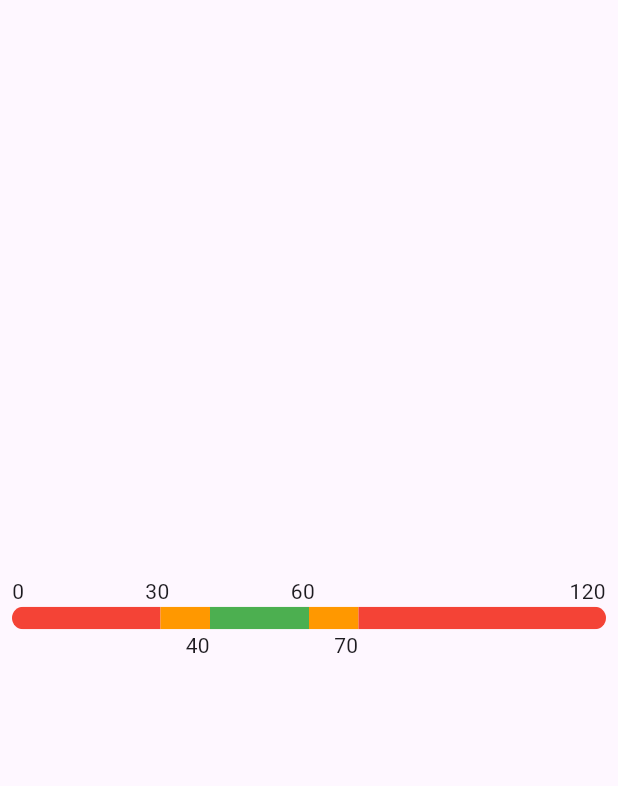
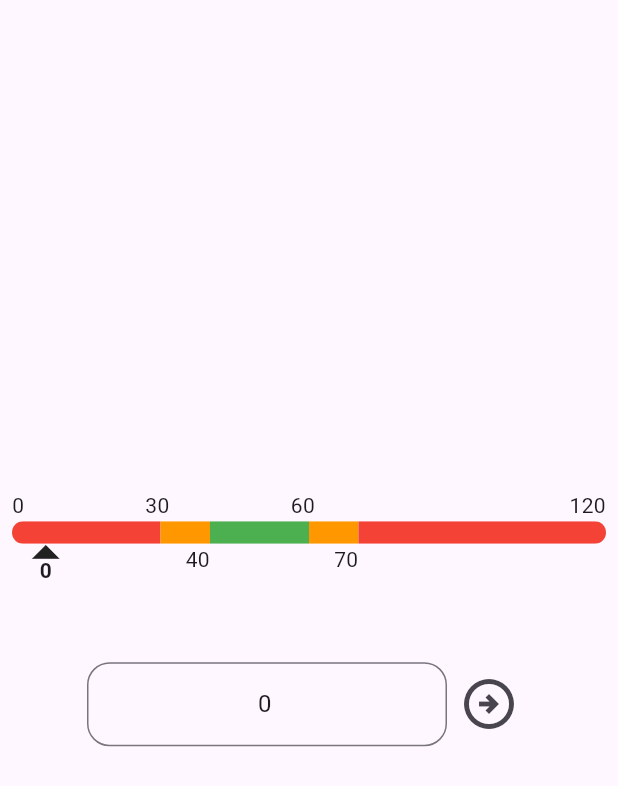
Before and after one commit to Omegaviv/new_docs, a Flutter app: the screen it shows after launch, on a phone screen of 412 x 824 dp. Shown: the top 786 px of the screen. Run offline on Flutter 3.47's test engine with Material 3 defaults, Android fonts, the light colour scheme and no system bars; our stand-ins replace get.

Commit message:
bar pointer added

```diff
--- /dev/null
+++ b/lib/controller/bar_pointer_controller.dart
@@ -0,0 +1,17 @@
+import 'package:flutter/material.dart';
+import 'package:get/state_manager.dart';
+
+class BarPointerCont extends GetxController {
+  final RxInt _value = 0.obs;
+
+  TextEditingController textEditingController =
+      TextEditingController(text: '0');
+
+  final formFieldKey = GlobalKey<FormFieldState>();
+
+  int get getValue => _value.value;
+
+  void updatePointer(int data) {
+    _value.value = data;
+  }
+}
--- a/lib/main.dart
+++ b/lib/main.dart
@@ -1,4 +1,5 @@
 import 'package:flutter/material.dart';
+import 'package:get/get_navigation/src/root/get_material_app.dart';
 import 'package:neo_docs_task/constants.dart';
 import 'package:neo_docs_task/pages/main_screen.dart';
 
@@ -11,14 +12,12 @@ class MyApp extends StatelessWidget {
 
   @override
   Widget build(BuildContext context) {
-    return MaterialApp(
+    return const GetMaterialApp(
       title: 'NeoDocs Task',
       debugShowCheckedModeBanner: false,
-      theme: ThemeData(
-        colorScheme: ColorScheme.fromSeed(seedColor: Colors.deepPurple),
-        useMaterial3: true,
+      home: MainScreen(
+        values: Constants.values,
       ),
-      home: const MainScreen(values: Constants.values,),
     );
   }
 }
--- a/lib/pages/main_screen.dart
+++ b/lib/pages/main_screen.dart
@@ -1,6 +1,10 @@
 import 'package:flutter/material.dart';
+import 'package:get/get.dart';
+import 'package:neo_docs_task/controller/bar_pointer_controller.dart';
 import 'package:neo_docs_task/data/classes.dart';
 import 'package:neo_docs_task/pages/widgets/bar_labeling.dart';
+import 'package:neo_docs_task/pages/widgets/bar_pointer.dart';
+import 'package:neo_docs_task/pages/widgets/user_input.dart';
 
 class MainScreen extends StatelessWidget {
   const MainScreen({super.key, required this.values});
@@ -9,6 +13,7 @@ class MainScreen extends StatelessWidget {
 
   @override
   Widget build(BuildContext context) {
+    Get.put(BarPointerCont());
     return Scaffold(
       body: Padding(
         padding: const EdgeInsets.all(8.0),
@@ -16,11 +21,16 @@ class MainScreen extends StatelessWidget {
           mainAxisAlignment: MainAxisAlignment.center,
           crossAxisAlignment: CrossAxisAlignment.center,
           children: [
+            Stack(
+              children: [
+                Column(
+                  children: [
                     BarLabeling(
                       values: values,
                     ),
                     Center(
                         child: Container(
+                      height: 15,
                       clipBehavior: Clip.antiAlias,
                       decoration: const BoxDecoration(
                         borderRadius: BorderRadius.all(Radius.circular(20)),
@@ -41,6 +51,19 @@ class MainScreen extends StatelessWidget {
                     ),
                   ],
                 ),
+                BarPointer(
+                  max: values.last.range,
+                )
+              ],
+            ),
+            const SizedBox(
+              height: 50,
+            ),
+            UserInput(
+              max: values.last.range,
+            ),
+          ],
+        ),
       ),
     );
   }
--- a/lib/pages/widgets/bar_labeling.dart
+++ b/lib/pages/widgets/bar_labeling.dart
@@ -1,4 +1,3 @@
-
 import 'package:flutter/material.dart';
 import 'package:neo_docs_task/data/classes.dart';
 
@@ -34,7 +33,6 @@ class BarLabeling extends StatelessWidget {
             )
             .toList(),
       ],
-      ),
-    );
+    ));
   }
 }
--- /dev/null
+++ b/lib/pages/widgets/bar_pointer.dart
@@ -0,0 +1,50 @@
+import 'package:flutter/material.dart';
+import 'package:get/get.dart';
+import 'package:neo_docs_task/controller/bar_pointer_controller.dart';
+
+class BarPointer extends StatelessWidget {
+  const BarPointer({
+    super.key,
+    required this.max
+  });
+
+  final int max;
+
+  @override
+  Widget build(BuildContext context) {
+    final controller = Get.find<BarPointerCont>();
+    return Padding(
+      padding: const EdgeInsets.only(top: 20),
+      child: Obx(
+        () => Row(
+          children: [
+            Expanded(
+                flex: controller.getValue -
+                    (controller.getValue <= 40 ? 4 : 2),
+                child: Container()),
+            Column(
+              crossAxisAlignment: CrossAxisAlignment.center,
+              mainAxisAlignment: MainAxisAlignment.start,
+              children: [
+                const Icon(
+                  Icons.arrow_drop_up_outlined,
+                  size: 45,
+                ),
+                Text(
+                  '${controller.getValue}',
+                  softWrap: true,
+                  style: const TextStyle(
+                      height: -1.5, fontWeight: FontWeight.bold),
+                )
+              ],
+            ),
+            Expanded(
+                flex: (max - controller.getValue) -
+                    (controller.getValue <= 40 ? 2 : 2),
+                child: Container()),
+          ],
+        ),
+      ),
+    );
+  }
+}
--- /dev/null
+++ b/lib/pages/widgets/user_input.dart
@@ -0,0 +1,58 @@
+import 'package:flutter/material.dart';
+import 'package:flutter/services.dart';
+import 'package:get/get.dart';
+import 'package:neo_docs_task/controller/bar_pointer_controller.dart';
+
+class UserInput extends StatelessWidget {
+  const UserInput({
+    super.key,
+    required this.max,
+  });
+
+  final int max;
+
+  @override
+  Widget build(BuildContext context) {
+    final controller = Get.find<BarPointerCont>();
+    return Padding(
+      padding: const EdgeInsets.symmetric(horizontal: 50),
+      child: Row(
+        mainAxisSize: MainAxisSize.min,
+        children: [
+          Expanded(
+            child: TextFormField(
+              controller: controller.textEditingController,
+              key: controller.formFieldKey,
+              keyboardType: TextInputType.number,
+              textAlign: TextAlign.center,
+              inputFormatters: [FilteringTextInputFormatter.digitsOnly],
+              validator: (value) {
+                int data = int.parse(value ?? '0');
+                if (data < 0) return "Value shoulb be >=0";
+                if (data > max) return "Value should be <=$max";
+                return null;
+              },
+              decoration: const InputDecoration(
+                hintText: 'Enter here',
+                border: OutlineInputBorder(
+                  borderRadius: BorderRadius.all(Radius.circular(15)),
+                ),
+              ),
+            ),
+          ),
+          IconButton(
+              onPressed: () {
+                if (controller.formFieldKey.currentState!.validate()) {
+                  controller.updatePointer(
+                      int.parse(controller.textEditingController.text));
+                }
+              },
+              icon: const Icon(
+                Icons.arrow_circle_right_outlined,
+                size: 40,
+              ))
+        ],
+      ),
+    );
+  }
+}
```
Also changed, not shown: 1 other file. Lines whose indentation alone changed are shown as unchanged.
